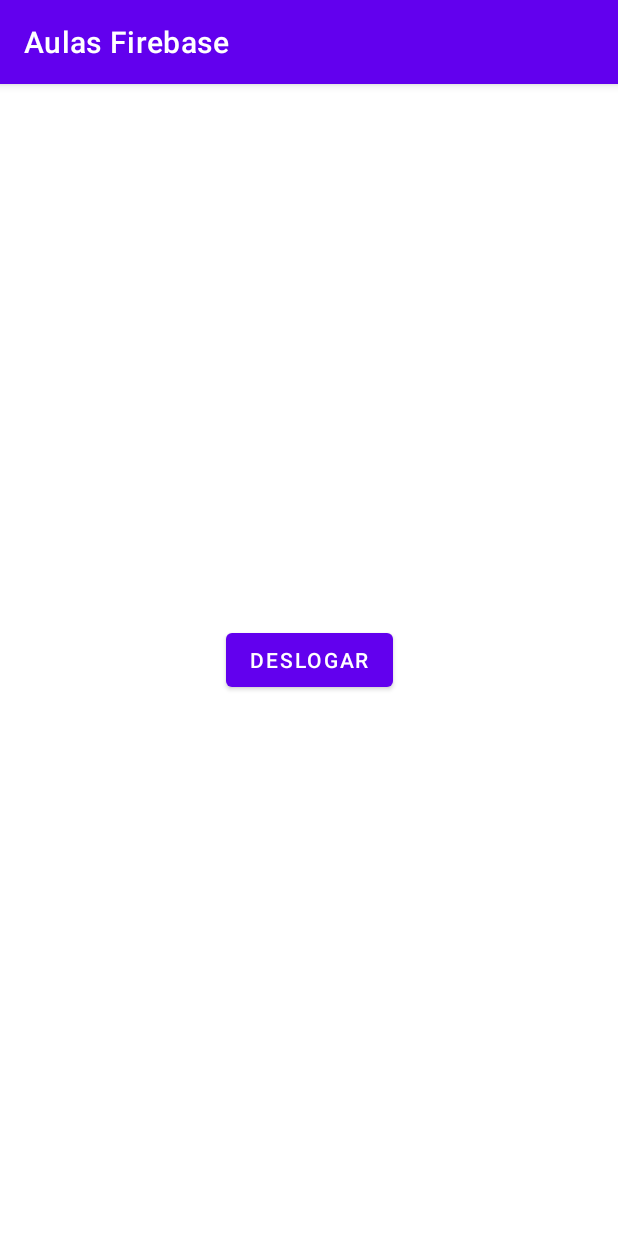
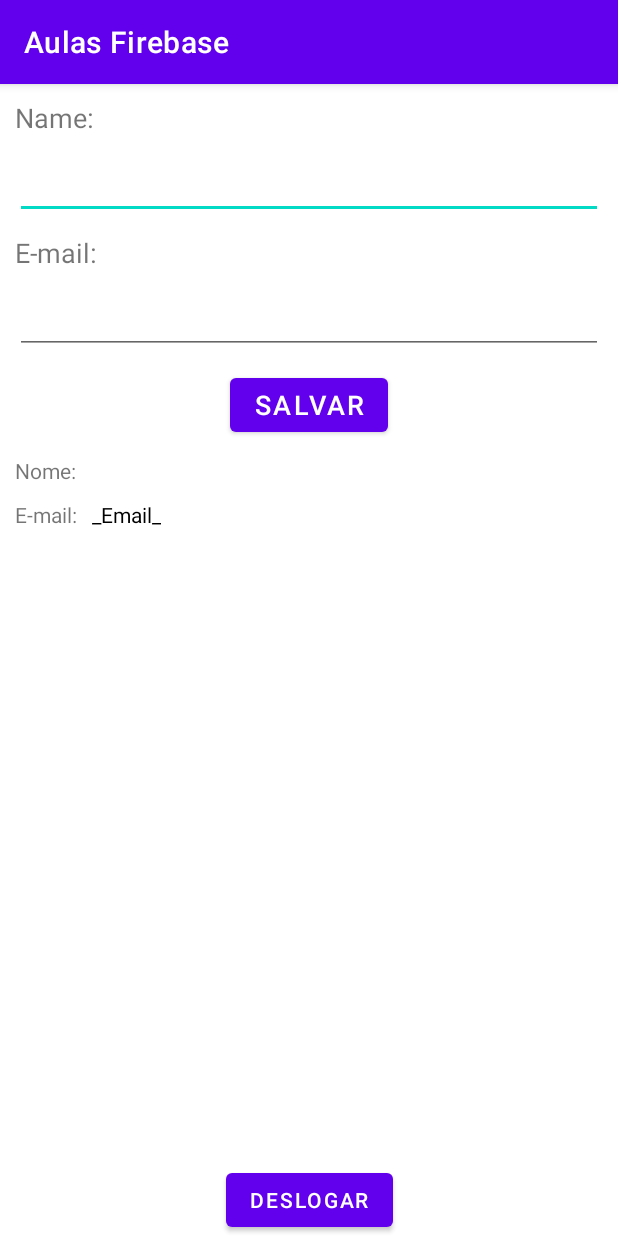
Before and after one commit to natalialbraz/firebase, an Android app: the screen it shows after launch once a user with an empty profile is signed in (HomeActivity), on a phone screen of 412 x 824 dp. Run offline under Robolectric (Android 15) with nearby library versions, the phone set to English and light mode, and no system bars; our stand-ins replace Firebase (no records; nobody signed in at launch, a user with empty details on screens opened directly).

Commit message:
Aula de RealTime Database - falta implementar o campo email

```diff
--- a/app/build.gradle
+++ b/app/build.gradle
@@ -46,6 +46,7 @@ dependencies {
     implementation 'com.google.firebase:firebase-auth-ktx:21.0.1'
     implementation 'com.google.android.gms:play-services-auth:19.0.0'
     implementation 'com.google.firebase:firebase-common-ktx:20.0.0'
+    implementation 'com.google.firebase:firebase-database-ktx:20.0.2'
     testImplementation 'junit:junit:4.13.2'
     androidTestImplementation 'androidx.test.ext:junit:1.1.3'
     androidTestImplementation 'androidx.test.espresso:espresso-core:3.4.0'
--- a/app/src/main/java/com/example/aulasfirebase/HomeActivity.kt
+++ b/app/src/main/java/com/example/aulasfirebase/HomeActivity.kt
@@ -3,11 +3,24 @@ package com.example.aulasfirebase
 import android.content.Intent
 import androidx.appcompat.app.AppCompatActivity
 import android.os.Bundle
+import android.util.Log
+import android.widget.Toast
 import com.example.aulasfirebase.databinding.ActivityHomeBinding
 import com.google.android.gms.auth.api.signin.GoogleSignIn
 import com.google.android.gms.auth.api.signin.GoogleSignInOptions
+import com.google.android.gms.common.config.GservicesValue.value
 import com.google.firebase.auth.ktx.auth
+import com.google.firebase.database.DataSnapshot
+import com.google.firebase.database.DatabaseError
+import com.google.firebase.database.ValueEventListener
+import com.google.firebase.database.ktx.database
+import com.google.firebase.database.ktx.getValue
 import com.google.firebase.ktx.Firebase
+
+/*data class Info(
+    val etName: String? = null,
+    val etEmail: String? = null
+        ) {}*/
 
 class HomeActivity : AppCompatActivity() {
     private lateinit var binding: ActivityHomeBinding
@@ -20,6 +33,41 @@ class HomeActivity : AppCompatActivity() {
             Firebase.auth.signOut()
             logOut()
         }
+        // Write a message to the database
+        val database = Firebase.database
+        val myRef = database.getReference("message").child("config")
+
+        val etName = binding.etName
+        val etEmail = binding.etEmail
+        val btnSave = binding.btSave
+        val tvNameAtual = binding.tvNameLoad
+        val tvEmailAtual = binding.tvEmailLoad
+
+
+        btnSave.setOnClickListener {
+            myRef.child("config").setValue(etName.text.toString())
+            Toast.makeText(this@HomeActivity, "Configurações Salvas", Toast.LENGTH_SHORT).show()
+        }
+
+
+        // Read from the database
+        myRef.child("config").addValueEventListener(object: ValueEventListener {
+
+            override fun onDataChange(snapshot: DataSnapshot) {
+                // This method is called once with the initial value and again
+                // whenever data at this location is updated.
+                val value = snapshot.getValue<String>()
+                tvNameAtual.text = value
+                //tvEmailAtual.text = value?.etEmail
+            }
+
+            override fun onCancelled(error: DatabaseError) {
+                Toast.makeText(this@HomeActivity, "Ocorreu um erro", Toast.LENGTH_SHORT).show()
+                Log.w("TAG", "Failed to read value.", error.toException())
+            }
+
+        })
+
     }
     private fun logOut(){
         val gso = GoogleSignInOptions.Builder(GoogleSignInOptions.DEFAULT_SIGN_IN)
@@ -32,4 +80,5 @@ class HomeActivity : AppCompatActivity() {
         startActivity(intent)
         finish()
     }
+
 }
--- a/app/src/main/res/layout/activity_home.xml
+++ b/app/src/main/res/layout/activity_home.xml
@@ -5,6 +5,103 @@
     android:layout_width="match_parent"
     android:layout_height="match_parent"
     tools:context=".HomeActivity">
+
+    <TextView
+        android:id="@+id/tv_name"
+        android:text="Name:"
+        android:textSize="18sp"
+        android:layout_margin="10dp"
+        app:layout_constraintTop_toTopOf="parent"
+        app:layout_constraintStart_toStartOf="parent"
+        app:layout_constraintEnd_toEndOf="parent"
+        android:layout_width="match_parent"
+        android:layout_height="wrap_content"/>
+    <EditText
+        android:id="@+id/et_name"
+        android:layout_width="match_parent"
+        android:layout_height="wrap_content"
+        android:layout_margin="10dp"
+        app:layout_constraintTop_toBottomOf="@id/tv_name"
+        app:layout_constraintStart_toStartOf="parent"
+        app:layout_constraintEnd_toEndOf="parent"
+        />
+
+    <TextView
+        android:id="@+id/tv_email"
+        android:text="E-mail:"
+        android:textSize="18sp"
+        android:layout_margin="10dp"
+        app:layout_constraintTop_toBottomOf="@id/et_name"
+        app:layout_constraintStart_toStartOf="parent"
+        app:layout_constraintEnd_toEndOf="parent"
+        android:layout_width="match_parent"
+        android:layout_height="wrap_content"/>
+
+    <EditText
+        android:id="@+id/et_email"
+        android:layout_width="match_parent"
+        android:layout_height="wrap_content"
+        android:layout_margin="10dp"
+        app:layout_constraintTop_toBottomOf="@id/tv_email"
+        app:layout_constraintStart_toStartOf="parent"
+        app:layout_constraintEnd_toEndOf="parent"
+        />
+
+    <Button
+        android:id="@+id/bt_save"
+        android:layout_width="wrap_content"
+        android:layout_height="wrap_content"
+        android:textSize="18sp"
+        android:text="Salvar"
+        android:layout_margin="10dp"
+        app:layout_constraintTop_toBottomOf="@id/et_email"
+        app:layout_constraintStart_toStartOf="parent"
+        app:layout_constraintEnd_toEndOf="parent"
+        />
+
+    <TextView
+        android:id="@+id/tv_nowName"
+        android:layout_width="wrap_content"
+        android:layout_height="wrap_content"
+        android:text="Nome:"
+        android:layout_marginTop="64dp"
+        android:layout_margin="10dp"
+        app:layout_constraintTop_toBottomOf="@id/bt_save"
+        app:layout_constraintStart_toStartOf="parent"
+        />
+    <TextView
+        android:id="@+id/tv_nameLoad"
+        android:layout_width="wrap_content"
+        android:layout_height="wrap_content"
+        android:text="_Nome_"
+        android:textColor="@color/black"
+        android:layout_marginStart="10dp"
+        app:layout_constraintTop_toTopOf="@id/tv_nowName"
+        app:layout_constraintStart_toEndOf="@id/tv_nowName"
+        />
+
+    <TextView
+        android:id="@+id/tv_nowEmail"
+        android:layout_width="wrap_content"
+        android:layout_height="wrap_content"
+        android:text="E-mail:"
+        android:layout_margin="10dp"
+        app:layout_constraintTop_toBottomOf="@id/tv_nameLoad"
+        app:layout_constraintStart_toStartOf="parent"
+        />
+    <TextView
+        android:id="@+id/tv_emailLoad"
+        android:layout_width="wrap_content"
+        android:layout_height="wrap_content"
+        android:layout_marginStart="10dp"
+        android:text="_Email_"
+        android:textColor="@color/black"
+        app:layout_constraintTop_toTopOf="@id/tv_nowEmail"
+        app:layout_constraintStart_toEndOf="@id/tv_nowEmail"
+        />
+
+
+
 
     <Button
         android:id="@+id/btn_deslogar"
@@ -14,6 +111,6 @@
         app:layout_constraintBottom_toBottomOf="parent"
         app:layout_constraintLeft_toLeftOf="parent"
         app:layout_constraintRight_toRightOf="parent"
-        app:layout_constraintTop_toTopOf="parent" />
+         />
 
 </androidx.constraintlayout.widget.ConstraintLayout>
```
